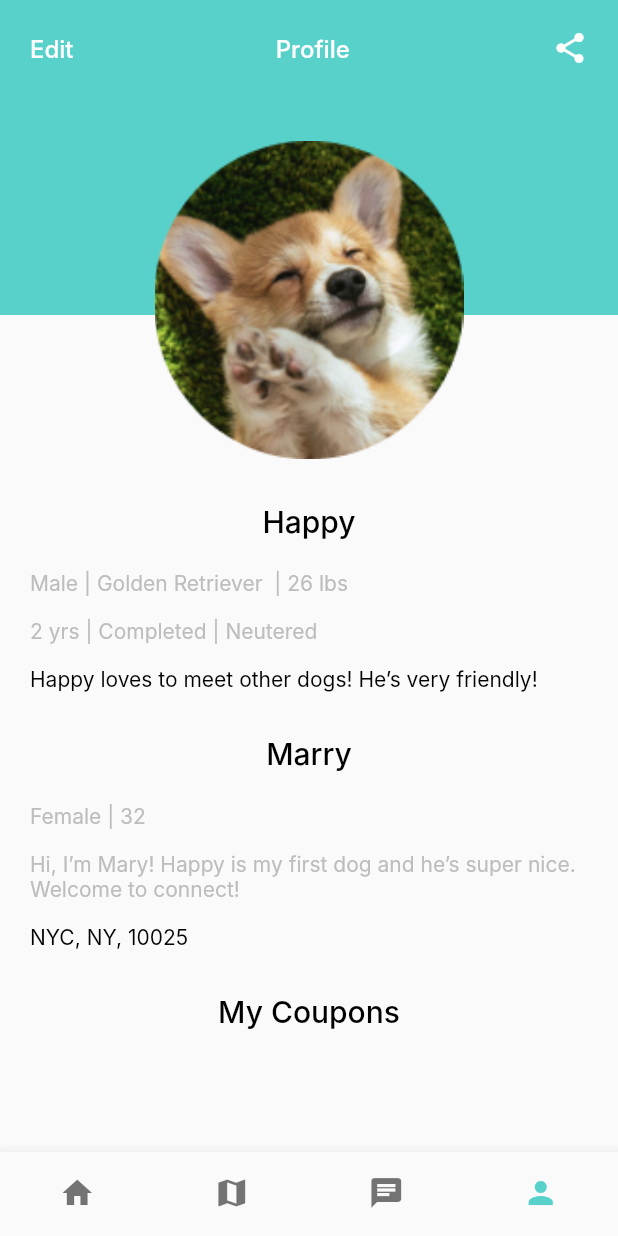
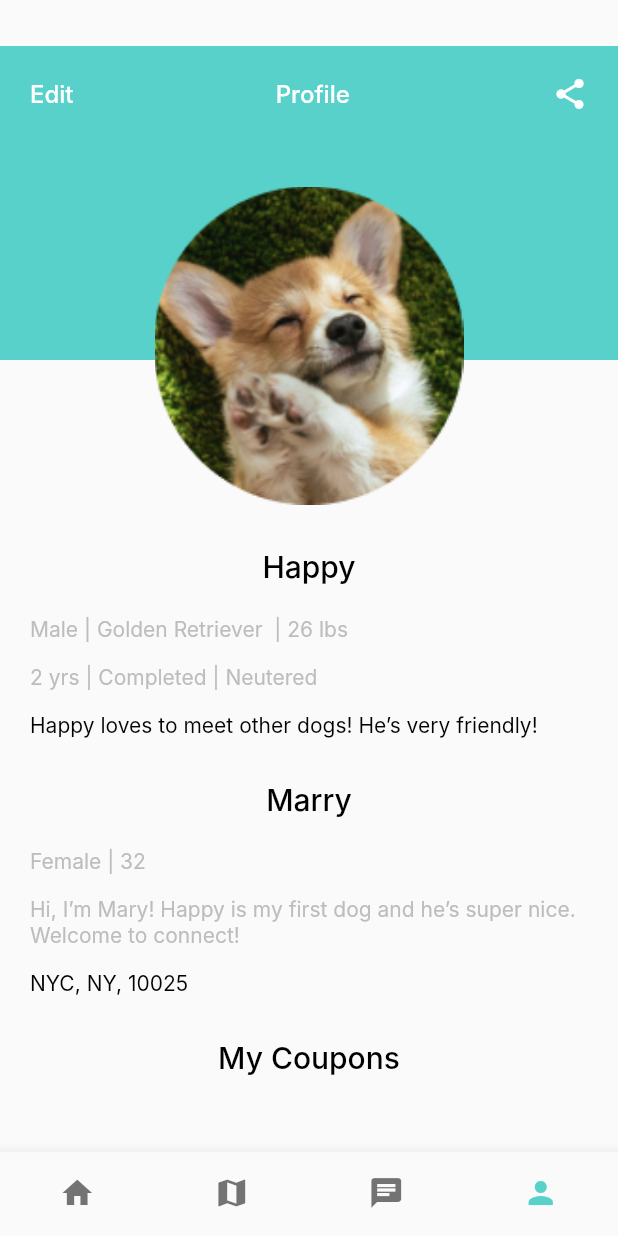
Before and after one commit to jefflin98/pupchat, a Flutter app: the screen it shows after launch, item 4 of the bottom bar chosen, on a phone screen of 412 x 824 dp. Run offline on Flutter 3.47's test engine with Material 2 defaults, Android fonts, the phone set to English and light mode, and no system bars; Roboto replaces fonts that are missing (Inter).

Commit message:
fix time and profile

```diff
--- a/lib/profile_screen.dart
+++ b/lib/profile_screen.dart
@@ -17,8 +17,8 @@
 
   @override
   Widget build(BuildContext context) {
-    return SafeArea(
-      child: Expanded(
+    return SingleChildScrollView(
+      physics: AlwaysScrollableScrollPhysics(),
       child: Container(
         decoration: BoxDecoration(
           image: DecorationImage(
@@ -114,9 +114,7 @@
                   fit: BoxFit.fitWidth,
                 ),
               ),
-                Expanded(
-                  child: SingleChildScrollView(
-                    child: Column(
+              Column(
                 children: [
                   Container(
                     height: 30,
@@ -207,10 +205,7 @@
                   ),
                 ],
               ),
-                  ),
-                ),
             ],
-            ),
           ),
         ),
       ),
```
Also changed, not shown: lib/chat_detail_screen.dart (+24 -18 lines). Lines whose indentation alone changed are shown as unchanged.
